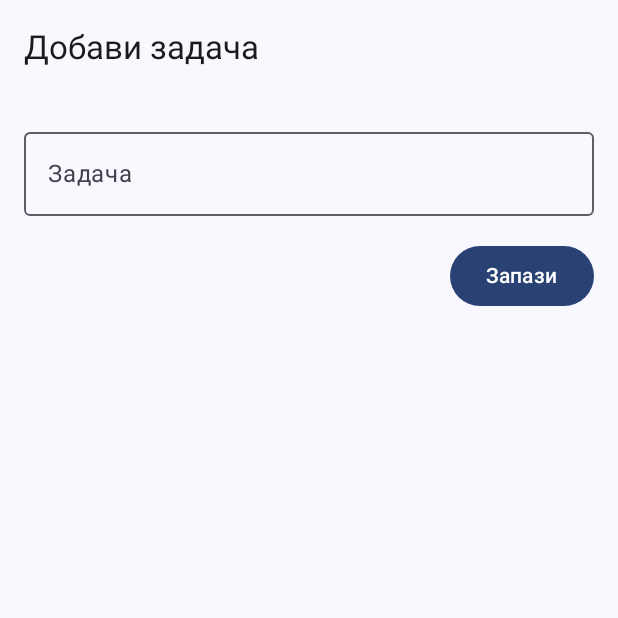
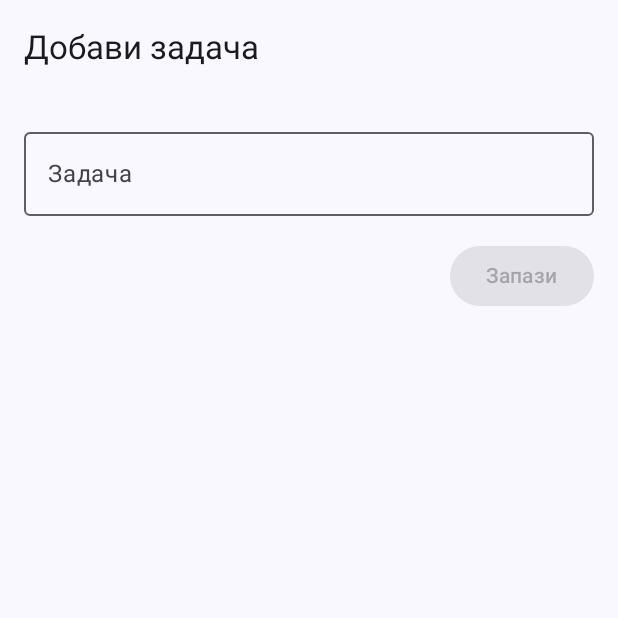
Before and after one commit to djanerch/MobileApps2025-2301321033, an Android app built with Jetpack Compose: the AddTaskScreen screen opened through its navigation route, on a phone screen of 412 x 824 dp, the top half of it. Run offline under Robolectric (Android 15) with nearby library versions, the phone set to English and light mode, and no system bars; our stand-ins replace Room's generated code.

Commit message:
saving tasks in db

```diff
--- a/app/src/main/java/com/example/todolist/AddTaskScreen.kt
+++ b/app/src/main/java/com/example/todolist/AddTaskScreen.kt
@@ -3,16 +3,19 @@ package com.example.todolist
 import androidx.compose.foundation.layout.*
 import androidx.compose.material3.*
 import androidx.compose.runtime.*
-import androidx.compose.runtime.getValue
-import androidx.compose.runtime.setValue
 import androidx.compose.ui.Alignment
 import androidx.compose.ui.Modifier
 import androidx.compose.ui.unit.dp
+import com.example.todolist.viewmodel.TaskViewModel // 👈 NEW IMPORT
 
 // Add the OptIn annotation here
 @OptIn(ExperimentalMaterial3Api::class)
 @Composable
-fun AddTaskScreen(onBack: () -> Unit) {
+fun AddTaskScreen(
+    // ⬇️ ADD VIEW MODEL ⬇️
+    viewModel: TaskViewModel,
+    onSaveComplete: () -> Unit // Call this when saving is done
+) {
     var text by remember { mutableStateOf("") }
 
     Scaffold(
@@ -34,7 +37,17 @@ fun AddTaskScreen(onBack: () -> Unit) {
 
             Spacer(Modifier.height(16.dp))
 
-            Button(onClick = onBack, modifier = Modifier.align(Alignment.End)) {
+            Button(
+                // ⬇️ FIX: Add save logic and disable button if text is empty ⬇️
+                onClick = {
+                    if (text.isNotBlank()) {
+                        viewModel.addTask(text) // 1. Save the task
+                        onSaveComplete()        // 2. Navigate back
+                    }
+                },
+                enabled = text.isNotBlank(), // Button is enabled only if text is not blank
+                modifier = Modifier.align(Alignment.End)
+            ) {
                 Text("Запази")
             }
         }
--- a/app/src/main/java/com/example/todolist/MainActivity.kt
+++ b/app/src/main/java/com/example/todolist/MainActivity.kt
@@ -4,20 +4,33 @@ import android.os.Bundle
 import androidx.activity.ComponentActivity
 import androidx.activity.compose.setContent
 import androidx.activity.enableEdgeToEdge
+// ⬇️ NEW IMPORTS ⬇️
+import androidx.activity.viewModels
+import com.example.todolist.viewmodel.TaskViewModel
+import com.example.todolist.viewmodel.TaskViewModelFactory
+// ⬆️ NEW IMPORTS ⬆️
 import com.example.todolist.ui.theme.ToDoListTheme
-import com.example.todolist.viewmodel.TaskViewModel
+
 
 class MainActivity : ComponentActivity() {
+
+    // ⬇️ FIX: Use the 'by viewModels' delegate with the custom factory ⬇️
+    // This creates a lifecycle-aware ViewModel scoped to the Activity.
+    private val viewModel: TaskViewModel by viewModels {
+        TaskViewModelFactory(application)
+    }
+
     override fun onCreate(savedInstanceState: Bundle?) {
         super.onCreate(savedInstanceState)
         enableEdgeToEdge()
 
-        // Създаваме ViewModel за целия екран
-        val viewModel = TaskViewModel(application)
+        // The viewModel is now correctly created by the delegate above
+        // and is accessible here.
 
         setContent {
             ToDoListTheme {
                 // Стартираме навигацията с двата екрана и подаваме ViewModel
+                // The correct lifecycle-aware instance is passed to the NavGraph
                 ToDoNavGraph(viewModel = viewModel)
             }
         }
--- a/app/src/main/java/com/example/todolist/TaskListScreen.kt
+++ b/app/src/main/java/com/example/todolist/TaskListScreen.kt
@@ -1,28 +1,70 @@
 package com.example.todolist
 
+import android.app.Application
 import androidx.compose.foundation.layout.*
+import androidx.compose.foundation.lazy.LazyColumn
+import androidx.compose.foundation.lazy.items
 import androidx.compose.material3.*
-import androidx.compose.runtime.Composable
+import androidx.compose.runtime.*
 import androidx.compose.ui.Alignment
 import androidx.compose.ui.Modifier
 import androidx.compose.ui.unit.dp
+import com.example.todolist.viewmodel.TaskViewModel
 
+// 👇 ADD THIS ANNOTATION 👇
+@OptIn(ExperimentalMaterial3Api::class)
 @Composable
-fun TaskListScreen(onAddClick: () -> Unit) {
+fun TaskListScreen(
+    viewModel: TaskViewModel,
+    onAddClick: () -> Unit
+) {
+    val tasks by viewModel.tasks.collectAsState()
+
+    LaunchedEffect(Unit) {
+        viewModel.loadTasks()
+    }
+
     Scaffold(
         floatingActionButton = {
             FloatingActionButton(onClick = onAddClick) {
                 Text("+")
             }
+        },
+        topBar = {
+            // This TopAppBar is the cause of the warning
+            TopAppBar(title = { Text("Моите задачи") })
         }
     ) { padding ->
-        Box(
+        Column(
             modifier = Modifier
                 .fillMaxSize()
-                .padding(padding),
-            contentAlignment = Alignment.Center
+                .padding(padding)
+                .padding(horizontal = 16.dp)
         ) {
-            Text("Списък със задачи (празен засега)")
+            if (tasks.isEmpty()) {
+                Box(
+                    modifier = Modifier.fillMaxSize(),
+                    contentAlignment = Alignment.Center
+                ) {
+                    Text("Няма задачи", style = MaterialTheme.typography.headlineSmall)
+                }
+            } else {
+                LazyColumn(
+                    modifier = Modifier.fillMaxSize(),
+                    verticalArrangement = Arrangement.spacedBy(8.dp),
+                    contentPadding = PaddingValues(top = 8.dp)
+                ) {
+                    items(tasks) { task ->
+                        Text(
+                            text = task.name,
+                            style = MaterialTheme.typography.bodyLarge,
+                            modifier = Modifier.fillMaxWidth()
+                                .padding(vertical = 8.dp)
+                        )
+                        Divider()
+                    }
+                }
+            }
         }
     }
 }
--- a/app/src/main/java/com/example/todolist/NavGraph.kt
+++ b/app/src/main/java/com/example/todolist/ToDoNavGraph.kt
@@ -1,3 +1,5 @@
+// ToDoNavGraph.kt (Файлът, който трябва да бъде коригиран)
+
 package com.example.todolist
 
 import androidx.compose.runtime.Composable
@@ -11,16 +13,20 @@ fun ToDoNavGraph(viewModel: TaskViewModel) {
     val navController = rememberNavController()
 
     NavHost(navController = navController, startDestination = "taskList") {
+
         composable("taskList") {
             TaskListScreen(
-                viewModel = viewModel,
+                viewModel = viewModel, // ⬅️ Сега вече е коректно
                 onAddClick = { navController.navigate("addTask") }
             )
         }
+
         composable("addTask") {
             AddTaskScreen(
+                // 2. Подаваме ViewModel
                 viewModel = viewModel,
-                onBack = { navController.popBackStack() }
+                // 3. FIX: Използваме onSaveComplete, за да съвпадне със сигнатурата на AddTaskScreen
+                onSaveComplete = { navController.popBackStack() }
             )
         }
     }
--- a/app/src/main/java/com/example/todolist/data/TaskDao.kt
+++ b/app/src/main/java/com/example/todolist/data/TaskDao.kt
@@ -3,12 +3,14 @@ package com.example.todolist.data
 import androidx.room.Dao
 import androidx.room.Insert
 import androidx.room.Query
+// Removed Flow import
 
 @Dao
 interface TaskDao {
     @Insert
     suspend fun insert(task: Task)
 
-    @Query("SELECT * FROM tasks")
+    // ⬇️ FIX: Must be 'suspend' and return 'List<Task>' to match your ViewModel ⬇️
+    @Query("SELECT * FROM tasks ORDER BY id ASC")
     suspend fun getAllTasks(): List<Task>
 }
--- /dev/null
+++ b/app/src/main/java/com/example/todolist/viewmodel/TaskListScreen.kt
@@ -0,0 +1,41 @@
+package com.example.todolist.ui.tasklist
+
+import androidx.compose.foundation.layout.Column
+import androidx.compose.foundation.layout.padding
+import androidx.compose.material3.FloatingActionButton
+import androidx.compose.material3.Scaffold
+import androidx.compose.material3.Text
+import androidx.compose.runtime.*
+import androidx.compose.ui.Modifier
+import androidx.compose.ui.unit.dp
+import com.example.todolist.viewmodel.TaskViewModel // 👈 Still needed for type
+
+@Composable
+fun TaskListScreen(
+    // ⬇️ FIX: Добави ViewModel като параметър ⬇️
+    viewModel: TaskViewModel,
+    onAddClick: () -> Unit
+) {
+    // No need for LocalContext, Application, or Factory—the ViewModel is passed in.
+
+    val tasks by viewModel.tasks.collectAsState()
+
+    // Assuming loadTasks() is still necessary for initial fetch or logic
+    LaunchedEffect(Unit) { viewModel.loadTasks() }
+
+    Scaffold(
+        floatingActionButton = {
+            FloatingActionButton(onClick = onAddClick) { Text("+") }
+        }
+    ) { padding ->
+        Column(modifier = Modifier.padding(padding).padding(16.dp)) {
+            if (tasks.isEmpty()) {
+                Text("Няма задачи")
+            } else {
+                tasks.forEach { task ->
+                    Text(task.name)
+                }
+            }
+        }
+    }
+}
--- /dev/null
+++ b/app/src/main/java/com/example/todolist/viewmodel/TaskViewModelFactory.kt
@@ -0,0 +1,17 @@
+package com.example.todolist.viewmodel
+
+import android.app.Application
+import androidx.lifecycle.ViewModel
+import androidx.lifecycle.ViewModelProvider
+
+class TaskViewModelFactory(private val application: Application) : ViewModelProvider.Factory {
+    // Suppress the warning for unchecked casts
+    @Suppress("UNCHECKED_CAST")
+    override fun <T : ViewModel> create(modelClass: Class<T>): T {
+        if (modelClass.isAssignableFrom(TaskViewModel::class.java)) {
+            // Instantiate your ViewModel, passing the Application
+            return TaskViewModel(application) as T
+        }
+        throw IllegalArgumentException("Unknown ViewModel class")
+    }
+}
```
